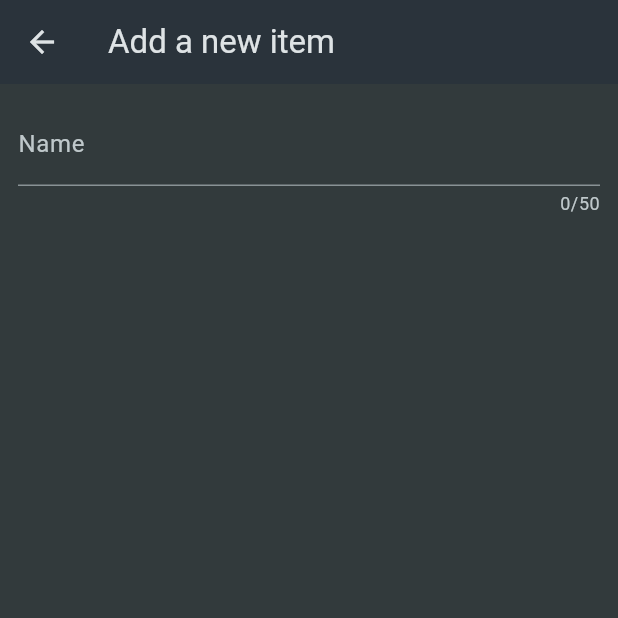
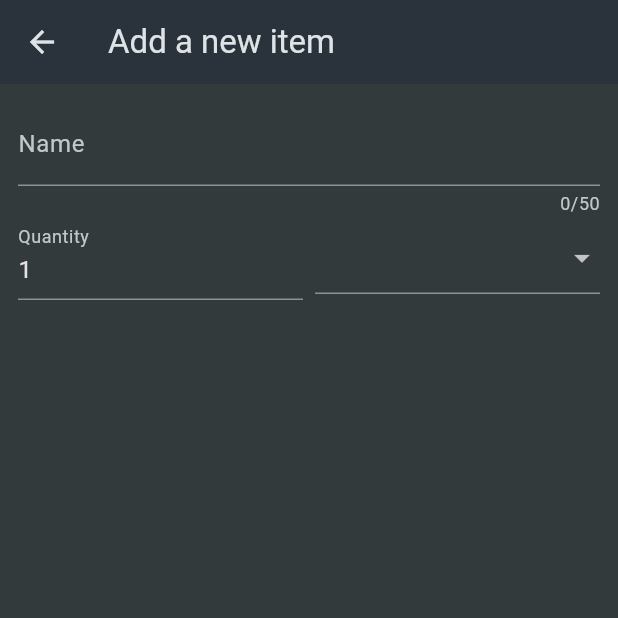
Before and after one commit to INO95/Flutter_study_250105, a Flutter app: the NewItem screen opened directly, on a phone screen of 412 x 824 dp, the top half of it. Run offline on Flutter 3.47's test engine with Material 3 defaults, Android fonts, the phone set to English and light mode, and no system bars; our stand-ins replace flutter_riverpod, google_fonts, transparent_image.

Commit message:
250423_flutter_lectrue_212

```diff
--- a/shopping_list/lib/widgets/new_item.dart
+++ b/shopping_list/lib/widgets/new_item.dart
@@ -1,4 +1,5 @@
 import 'package:flutter/material.dart';
+import 'package:shopping_list/data/categories.dart';
 
 class NewItem extends StatefulWidget {
   const NewItem({super.key});
@@ -28,6 +29,44 @@ class _NewItemState extends State<NewItem> {
                   return 'Demo...';
                 },
               ),
+              Row(
+                children: [
+                  Expanded(
+                    child: TextFormField(
+                      decoration: const InputDecoration(
+                        label: Text('Quantity'),
+                      ),
+                      initialValue: '1',
+                    ),
+                  ),
+                  const SizedBox(
+                    width: 8,
+                  ),
+                  Expanded(
+                    child: DropdownButtonFormField(
+                      items: [
+                        for (final category in categories.entries)
+                          DropdownMenuItem(
+                            value: category.value,
+                            child: Row(
+                              crossAxisAlignment: CrossAxisAlignment.end,
+                              children: [
+                                Container(
+                                  width: 16,
+                                  height: 16,
+                                  color: category.value.color,
+                                ),
+                                const SizedBox(width: 6),
+                                Text(category.value.title),
+                              ],
+                            ),
+                          ),
+                      ],
+                      onChanged: (value) {},
+                    ),
+                  ),
+                ],
+              )
             ],
           ),
         ),
```
